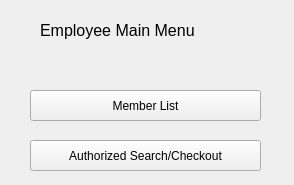
Qt form LibrarySystem/employeemainmenu.ui (josfire18/LibrarySystem) before a commit.
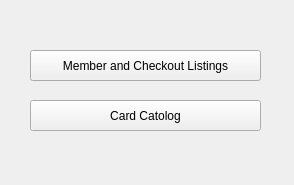
The same form after that commit.

The edit to the form file:
```diff
--- a/LibrarySystem/employeemainmenu.ui
+++ b/LibrarySystem/employeemainmenu.ui
@@ -17,44 +17,26 @@
    <property name="geometry">
     <rect>
      <x>30</x>
-     <y>90</y>
+     <y>50</y>
      <width>231</width>
      <height>31</height>
     </rect>
    </property>
    <property name="text">
-    <string>Member List</string>
+    <string>Member and Checkout Listings</string>
    </property>
   </widget>
   <widget class="QPushButton" name="cmdAuthSearch">
    <property name="geometry">
     <rect>
      <x>30</x>
-     <y>140</y>
+     <y>100</y>
      <width>231</width>
      <height>31</height>
     </rect>
    </property>
    <property name="text">
-    <string>Authorized Search/Checkout</string>
-   </property>
-  </widget>
-  <widget class="QLabel" name="label">
-   <property name="geometry">
-    <rect>
-     <x>40</x>
-     <y>10</y>
-     <width>161</width>
-     <height>41</height>
-    </rect>
-   </property>
-   <property name="font">
-    <font>
-     <pointsize>12</pointsize>
-    </font>
-   </property>
-   <property name="text">
-    <string>Employee Main Menu</string>
+    <string>Card Catolog</string>
    </property>
   </widget>
  </widget>
```
